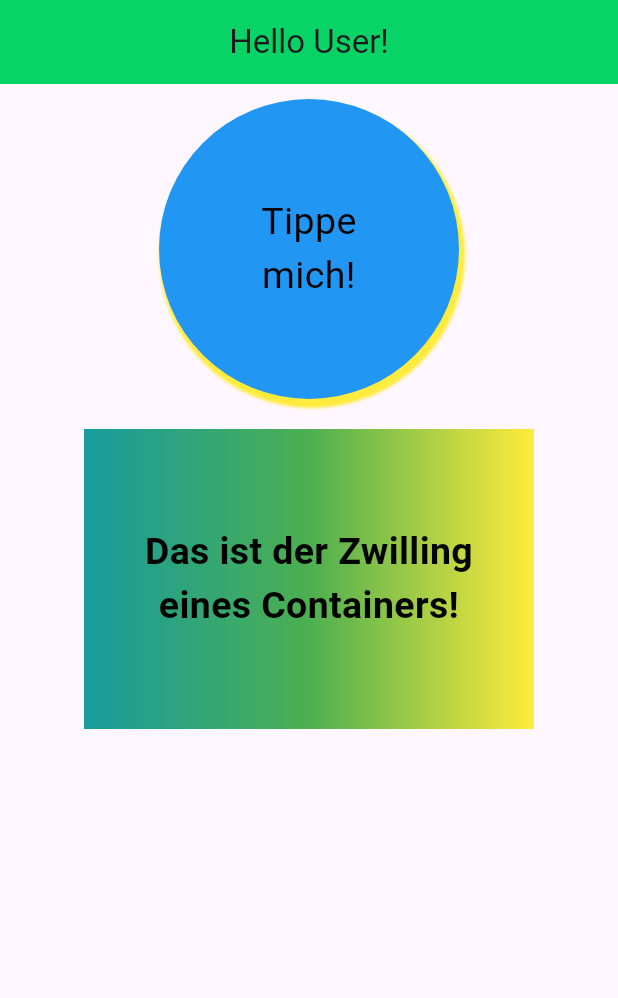
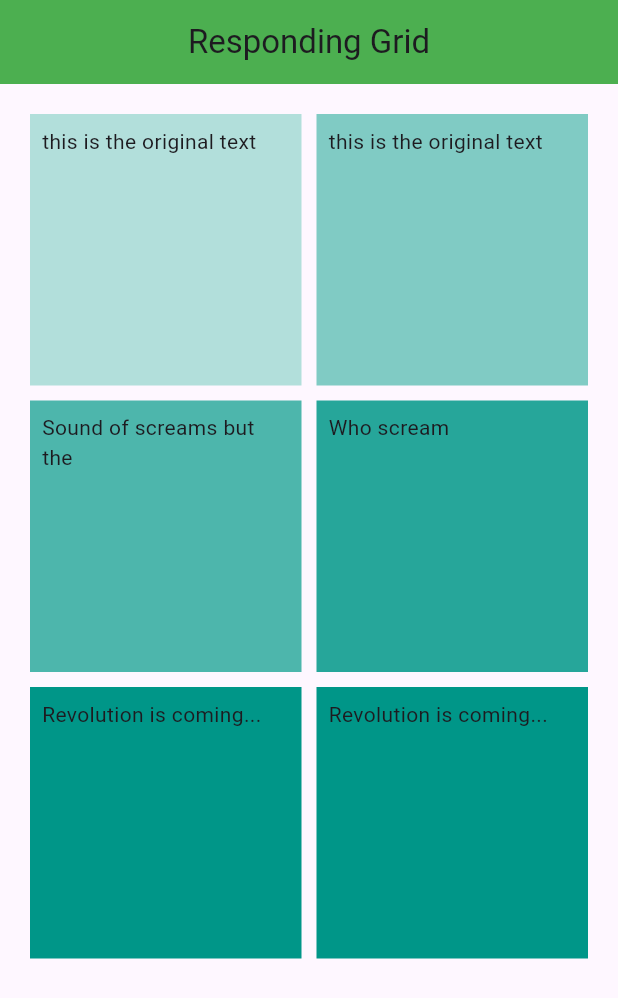
Before and after one commit to SHADOW383-svg/First-Flutter, a Flutter app: the screen it shows after launch, on a phone screen of 412 x 824 dp. Shown: the top 998 px of the screen. Run offline on Flutter 3.47's test engine with Material 3 defaults, Android fonts, the light colour scheme and no system bars.

Commit message:
Grid with reacting Container, and toggle

```diff
--- a/lib/main.dart
+++ b/lib/main.dart
@@ -16,33 +16,31 @@ class MyApp extends StatelessWidget {
         primarySwatch: Colors.green,
       ), //Gloable/Standart Farbe der App
       home:
-          const MyHomePage(), //Welche Seite/Widget beim starten der App gezeigt wird
+          const HomePage(), //Welche Seite/Widget beim starten der App gezeigt wird
     );
   }
 }
 
-class MyHomePage extends StatefulWidget {
-  const MyHomePage({super.key});
+class HomePage extends StatefulWidget {
+  const HomePage({super.key});
 
   @override
-  State<MyHomePage> createState() => _MyHomePageState();
+  State<HomePage> createState() => _HomePageState();
 }
 
-class _MyHomePageState extends State<MyHomePage> {
-  // Liste mit Farben, die durchgewechselt werden sollen
-  final List<Color> circleColors = [
-    Colors.red,
-    Colors.blue,
-    Colors.green,
-    Colors.orange,
-    Colors.purple,
-  ];
+class _HomePageState extends State<HomePage> {
+  String originalText = "This text has been changed";
+  String get toggle => originalText;
+  String newText = "this is the original text";
 
-  int currentIndex = 1; // Startfarbe
-
-  void changeColor() {
+  void changeText() {
     setState(() {
-      currentIndex = (currentIndex + 1) % circleColors.length;
+      //Toggle for the replacing text logic
+      if (newText == originalText) {
+        newText = "this is the original text";
+      } else {
+        newText = originalText;
+      }
     });
   }
 
@@ -50,73 +48,53 @@ class _MyHomePageState extends State<MyHomePage> {
   Widget build(BuildContext context) {
     return Scaffold(
       appBar: AppBar(
-        title: const Text("Hello User!"),
-        backgroundColor: const Color.fromARGB(250, 3, 210, 100),
+        title: Text("Responding Grid"),
         centerTitle: true,
+        backgroundColor: Colors.green,
       ),
-      body: Column(
-        children: [
-          Center(
-            child: GestureDetector(
-              onTap: changeColor,
-              child: AnimatedContainer(
-                duration: const Duration(seconds: 2),
-                width: 200,
-                height: 200,
-                padding: const EdgeInsets.all(35),
-                margin: const EdgeInsets.all(10),
-                alignment: Alignment.center,
-                decoration: BoxDecoration(
-                  color: circleColors[currentIndex],
-                  shape: BoxShape.circle,
-                  boxShadow: [
-                    BoxShadow(
-                      color: Colors.yellow.withValues(),
-                      blurRadius: 1,
-                      spreadRadius: 2,
-                      offset: const Offset(2, 4),
-                    ),
-                  ],
-                ),
-                child: const Center(
-                  child: Text(
-                    "Tippe mich!",
-                    textAlign: TextAlign.center,
-                    style: TextStyle(color: Colors.black, fontSize: 25),
-                  ),
-                ),
-              ),
+
+      body: GridView.count(
+        primary: false,
+        padding: const EdgeInsets.all(20),
+        crossAxisSpacing: 10,
+        mainAxisSpacing: 10,
+        crossAxisCount: 2,
+        children: <Widget>[
+          GestureDetector(
+            onTap: changeText,
+            child: Container(
+              padding: const EdgeInsets.all(8),
+              color: Colors.teal[100],
+              child: Text(newText),
             ),
           ),
-
+          GestureDetector(
+            onTap: changeText,
+            child: Container(
+              padding: const EdgeInsets.all(8),
+              color: Colors.teal[200],
+              child: Text(newText),
+            ),
+          ),
           Container(
-            //color: Color.fromARGB(248, 13, 184, 24),
-            width: 300,
-            height: 200,
-            padding: EdgeInsets.all(20),
-            margin: EdgeInsets.all(10),
-            alignment: Alignment.center,
-            decoration: BoxDecoration(
-              gradient: const LinearGradient(
-                colors: [
-                  Color.fromARGB(249, 18, 154, 154),
-                  Colors.green,
-                  Colors.yellow,
-                ],
-              ),
-            ),
-            //decoration: BoxDecoration(shape: BoxShape.circle, color: Colors.blue),
-            child: Center(
-              child: Text(
-                "Das ist der Zwilling eines Containers!",
-                textAlign: TextAlign.center,
-                style: TextStyle(
-                  color: Color.fromARGB(250, 0, 0, 0),
-                  fontSize: 25,
-                  fontWeight: FontWeight.bold,
-                ),
-              ),
-            ),
+            padding: const EdgeInsets.all(8),
+            color: Colors.teal[300],
+            child: const Text('Sound of screams but the'),
+          ),
+          Container(
+            padding: const EdgeInsets.all(8),
+            color: Colors.teal[400],
+            child: const Text('Who scream'),
+          ),
+          Container(
+            padding: const EdgeInsets.all(8),
+            color: Colors.teal[500],
+            child: const Text('Revolution is coming...'),
+          ),
+          Container(
+            padding: const EdgeInsets.all(8),
+            color: Colors.teal[500],
+            child: const Text('Revolution is coming...'),
           ),
         ],
       ),
```
